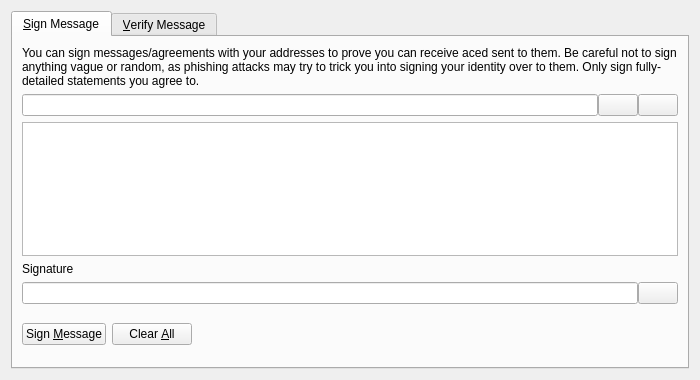
Qt form src/qt/forms/signverifymessagedialog.ui (Acedcoin/AceD) before a commit.
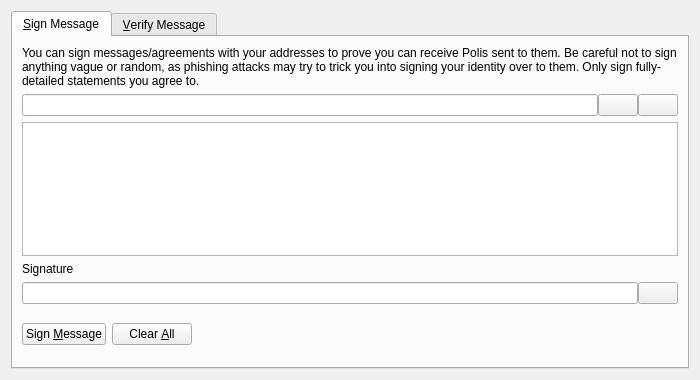
The same form after that commit. Custom widgets are drawn as their Qt base class.

The edit to the form file:
```diff
--- a/src/qt/forms/signverifymessagedialog.ui
+++ b/src/qt/forms/signverifymessagedialog.ui
@@ -30,7 +30,7 @@
        <item>
         <widget class="QLabel" name="infoLabel_SM">
          <property name="text">
-          <string>You can sign messages/agreements with your addresses to prove you can receive aced sent to them. Be careful not to sign anything vague or random, as phishing attacks may try to trick you into signing your identity over to them. Only sign fully-detailed statements you agree to.</string>
+          <string>You can sign messages/agreements with your addresses to prove you can receive Polis sent to them. Be careful not to sign anything vague or random, as phishing attacks may try to trick you into signing your identity over to them. Only sign fully-detailed statements you agree to.</string>
          </property>
          <property name="textFormat">
           <enum>Qt::PlainText</enum>
```
Left out of the diff: 10 changed lines with no effect on the pictures.
